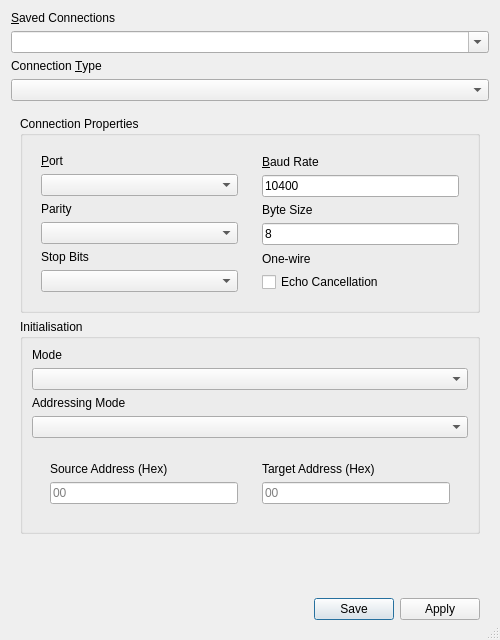
Qt form ECUtool/ui/createconnectiondialog.ui (aidangrant9/ECUtool) before a commit.
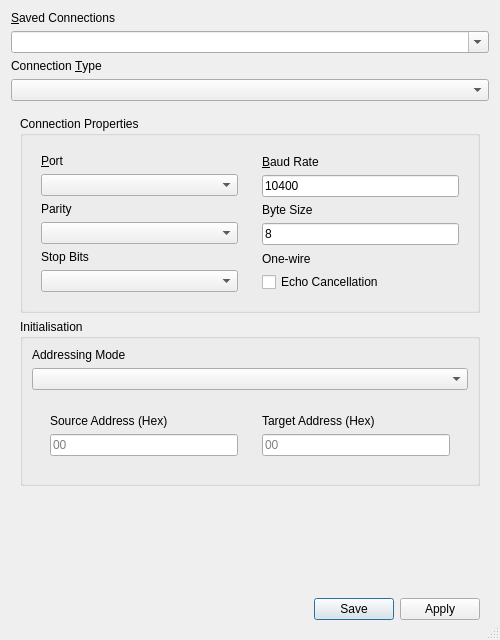
The same form after that commit. Icons and pictures are not drawn.

The edit to the form file:
```diff
--- a/ECUtool/ui/createconnectiondialog.ui
+++ b/ECUtool/ui/createconnectiondialog.ui
@@ -219,19 +219,6 @@
           <string>Initialisation</string>
          </property>
          <layout class="QVBoxLayout" name="verticalLayout_5">
-          <item>
-           <widget class="QLabel" name="label_7">
-            <property name="text">
-             <string>Mode</string>
-            </property>
-            <property name="buddy">
-             <cstring>initModeCombo</cstring>
-            </property>
-           </widget>
-          </item>
-          <item>
-           <widget class="QComboBox" name="initModeCombo"/>
-          </item>
           <item>
            <widget class="QLabel" name="label_10">
             <property name="text">
```
